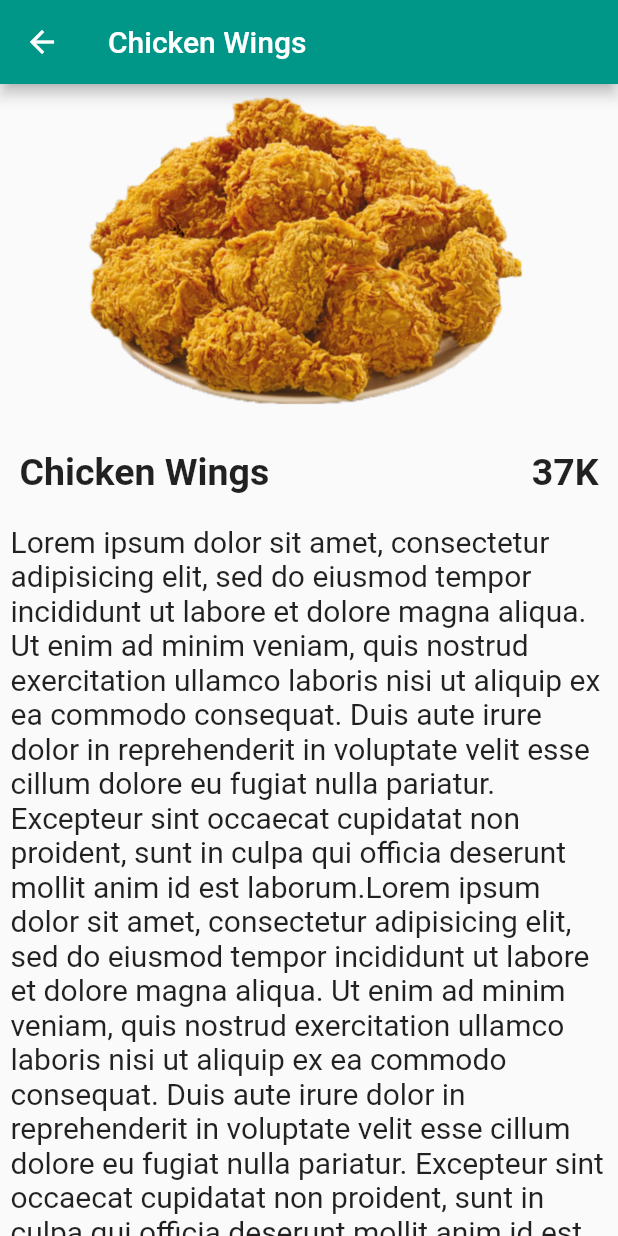
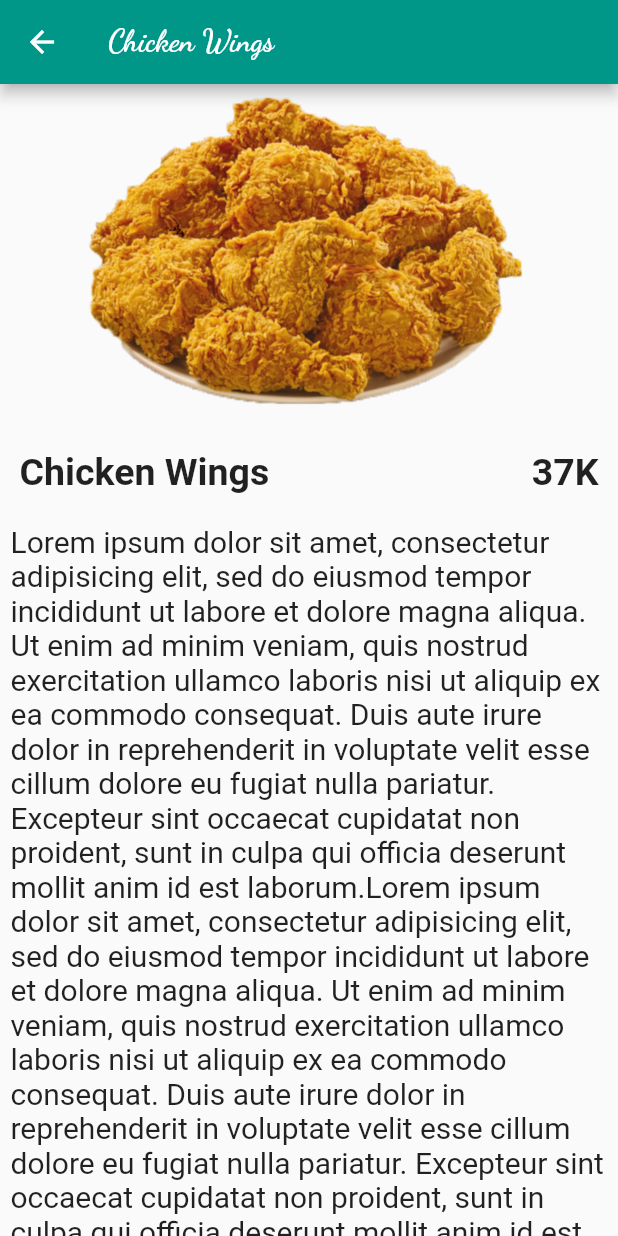
Before and after one commit to akhmadtaqiudin/fastfood, a Flutter app: the FoodScreen screen opened by its route, after a tap on "Chicken Wings", on a phone screen of 412 x 824 dp. Run offline on Flutter 3.47's test engine with Material 2 defaults, Android fonts, the phone set to English and light mode, and no system bars; our stand-ins replace splashscreen.

Commit message:
add font

```diff
--- a/lib/screens/food_screen.dart
+++ b/lib/screens/food_screen.dart
@@ -9,7 +9,10 @@ class FoodScreen extends StatelessWidget {
   @override
   Widget build(BuildContext context) {
     return Scaffold(
-      appBar: AppBar(title: Text('Food Menu'), backgroundColor: Colors.teal),
+      appBar: AppBar(
+          title: Text('Food Menu', style: TextStyle(fontFamily: 'DancingScript', fontWeight: FontWeight.bold)),
+          backgroundColor: Colors.teal
+      ),
       body: _ui.buildView(),
     );
   }
@@ -25,7 +28,10 @@ class DetailFood extends StatelessWidget {
   @override
   Widget build(BuildContext context) {
     return Scaffold(
-      appBar: AppBar(title: Text(mf.name), backgroundColor: Colors.teal),
+      appBar: AppBar(
+          title: Text(mf.name, style: TextStyle(fontFamily: 'DancingScript', fontWeight: FontWeight.bold)),
+          backgroundColor: Colors.teal
+      ),
       body: _ui.buildDetailFood(mf, context),
     );
   }
--- a/lib/screens/home_screen.dart
+++ b/lib/screens/home_screen.dart
@@ -14,7 +14,10 @@ class _HomeScreenState extends State<HomeScreen> {
   @override
   Widget build(BuildContext context) {
     return Scaffold(
-      appBar: AppBar(title: Text('Food And Drink Menu'),backgroundColor: Colors.teal),
+      appBar: AppBar(
+          title: Text('Food And Drink Menu', style: TextStyle(fontFamily: 'DancingScript', fontWeight: FontWeight.bold)),
+          backgroundColor: Colors.teal
+      ),
       body: ListView(
         children: [
           Container(
--- a/lib/screens/loading_screen.dart
+++ b/lib/screens/loading_screen.dart
@@ -17,6 +17,7 @@ class _LoadingScreenState extends State<LoadingScreen> {
         title: Text('Selamat Datang Selamat Menikmati',
           style: TextStyle(
             fontWeight: FontWeight.bold,
+            fontFamily: 'DancingScript',
             color: Colors.white,
             fontSize: 20.0
           )
--- a/lib/ui/drink_ui.dart
+++ b/lib/ui/drink_ui.dart
@@ -21,6 +21,7 @@ class DrinkUI{
                   Navigator.push(context, MaterialPageRoute(builder: (context) => DetailDrink(md: drink)));
                 },
                 title: Text(drink.name, style: TextStyle(fontWeight: FontWeight.bold)),
+                trailing: Text(drink.price, style: TextStyle(fontWeight: FontWeight.bold)),
                 leading: CircleAvatar(backgroundColor: Colors.black12, backgroundImage: AssetImage(drink.image), radius: 35),
               ),
             ),
--- a/lib/ui/food_ui.dart
+++ b/lib/ui/food_ui.dart
@@ -21,6 +21,7 @@ class FoodUI{
                   Navigator.push(context, MaterialPageRoute(builder: (context) => DetailFood(mf: food)));
                 },
                 title: Text(food.name, style: TextStyle(fontWeight: FontWeight.bold)),
+                trailing: Text(food.price, style: TextStyle(fontWeight: FontWeight.bold)),
                 leading: CircleAvatar(backgroundColor: Colors.black12, backgroundImage: AssetImage(food.image), radius: 35),
               ),
             ),
--- a/lib/ui/salad_ui.dart
+++ b/lib/ui/salad_ui.dart
@@ -21,6 +21,7 @@ class SaladUI{
                   Navigator.push(context, MaterialPageRoute(builder: (context) => DetailSalad(ms: salad)));
                 },
                 title: Text(salad.name, style: TextStyle(fontWeight: FontWeight.bold)),
+                trailing: Text(salad.price, style: TextStyle(fontWeight: FontWeight.bold)),
                 leading: CircleAvatar(backgroundColor: Colors.black12, backgroundImage: AssetImage(salad.image), radius: 35),
               ),
             ),
--- a/lib/ui/sides_ui.dart
+++ b/lib/ui/sides_ui.dart
@@ -21,6 +21,7 @@ class SidesUI{
                   Navigator.push(context, MaterialPageRoute(builder: (context) => DetailSides(ms: sides)));
                 },
                 title: Text(sides.name, style: TextStyle(fontWeight: FontWeight.bold)),
+                trailing: Text(sides.price, style: TextStyle(fontWeight: FontWeight.bold)),
                 leading: CircleAvatar(backgroundColor: Colors.black12, backgroundImage: AssetImage(sides.image), radius: 35),
               ),
             ),
```
Also changed, not shown: lib/screens/drink_screen.dart (+8 -2 lines), lib/screens/salad_screen.dart (+8 -2 lines), lib/screens/sides_screen.dart (+8 -2 lines), pubspec.yaml (+4 -4 lines), fonts/DancingScript-VariableFont_wght.ttf (added).
